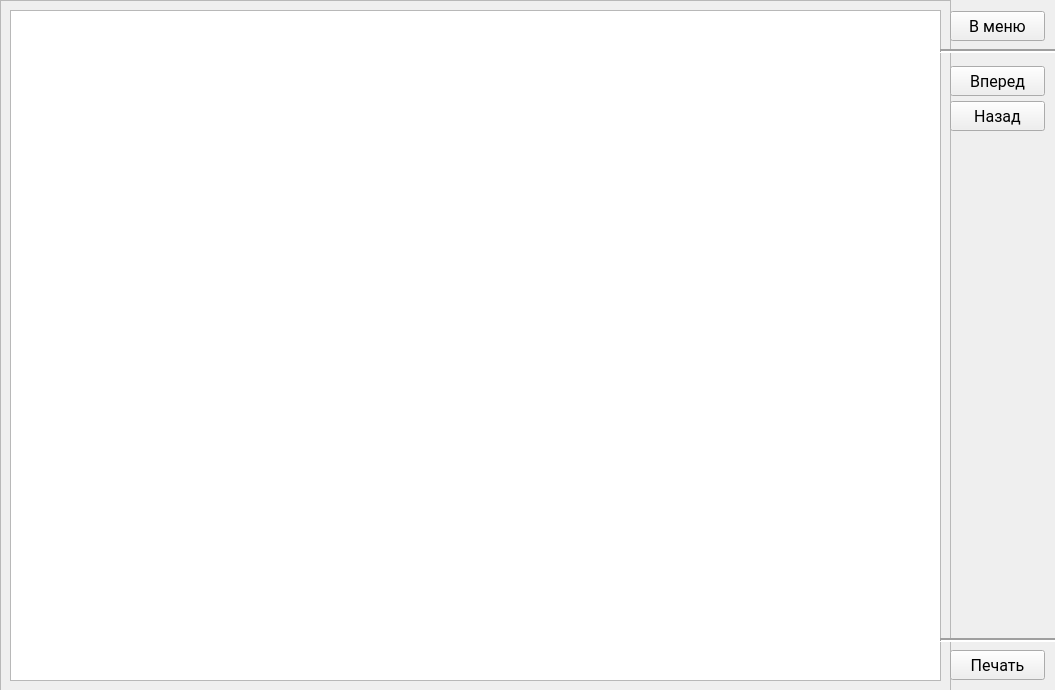
Above: ui/theory_template.ui from vemneyy/educational-practice-gui before the change. Below: the same form after it.
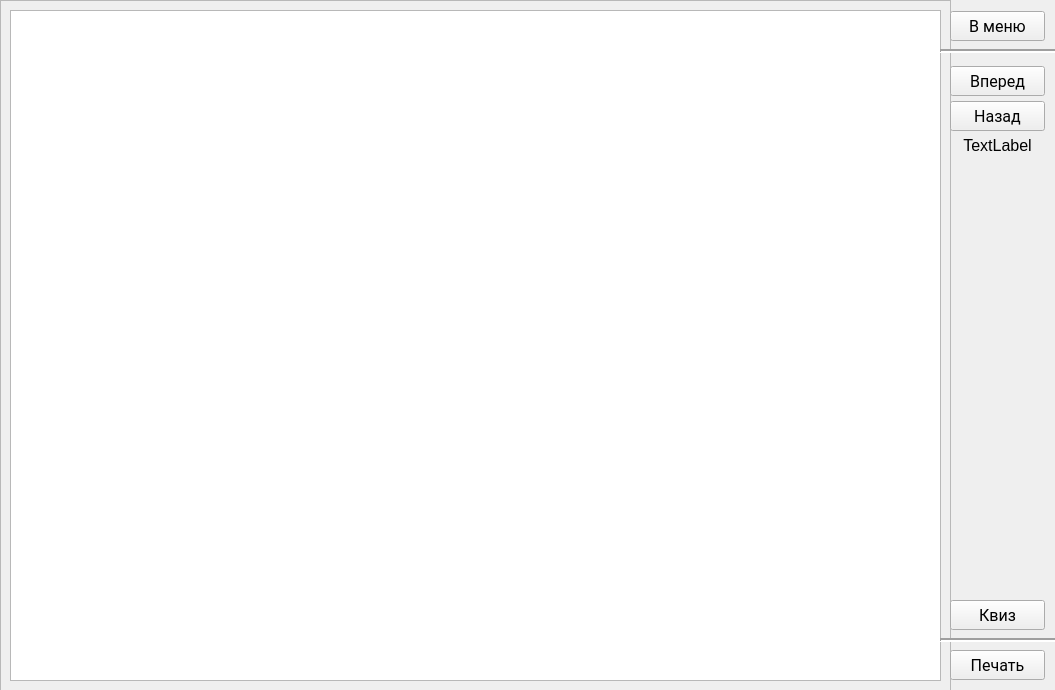
That is the form after the change. Icons and pictures are not drawn.

What changed in the file:
```diff
--- a/ui/theory_template.ui
+++ b/ui/theory_template.ui
@@ -25,6 +25,10 @@
   <property name="windowTitle">
    <string>Закон Ома</string>
   </property>
+  <property name="windowIcon">
+   <iconset>
+    <normaloff>../images/cap.png</normaloff>../images/cap.png</iconset>
+  </property>
   <widget class="QWidget" name="centralwidget">
    <widget class="QScrollArea" name="scrollArea">
     <property name="geometry">
@@ -50,6 +54,11 @@
      <layout class="QVBoxLayout" name="verticalLayout_2">
       <item>
        <widget class="QTextBrowser" name="textBrowser">
+        <property name="font">
+         <font>
+          <stylestrategy>PreferDefault</stylestrategy>
+         </font>
+        </property>
         <property name="html">
          <string>&lt;!DOCTYPE HTML PUBLIC &quot;-//W3C//DTD HTML 4.0//EN&quot; &quot;http://www.w3.org/TR/REC-html40/strict.dtd&quot;&gt;
 &lt;html&gt;&lt;head&gt;&lt;meta name=&quot;qrichtext&quot; content=&quot;1&quot; /&gt;&lt;style type=&quot;text/css&quot;&gt;
@@ -57,6 +66,9 @@
 &lt;/style&gt;&lt;/head&gt;&lt;body style=&quot; font-family:'MS Shell Dlg 2'; font-size:7.8pt; font-weight:400; font-style:normal;&quot;&gt;
 &lt;p style=&quot;-qt-paragraph-type:empty; margin-top:0px; margin-bottom:0px; margin-left:0px; margin-right:0px; -qt-block-indent:0; text-indent:0px; font-size:8pt;&quot;&gt;&lt;br /&gt;&lt;/p&gt;&lt;/body&gt;&lt;/html&gt;</string>
         </property>
+        <property name="textInteractionFlags">
+         <set>Qt::LinksAccessibleByKeyboard|Qt::LinksAccessibleByMouse</set>
+        </property>
        </widget>
       </item>
      </layout>
@@ -176,6 +188,46 @@
      <enum>Qt::Horizontal</enum>
     </property>
    </widget>
+   <widget class="QLabel" name="labelPage">
+    <property name="geometry">
+     <rect>
+      <x>950</x>
+      <y>130</y>
+      <width>95</width>
+      <height>30</height>
+     </rect>
+    </property>
+    <property name="font">
+     <font>
+      <pointsize>12</pointsize>
+     </font>
+    </property>
+    <property name="text">
+     <string>TextLabel</string>
+    </property>
+    <property name="alignment">
+     <set>Qt::AlignCenter</set>
+    </property>
+   </widget>
+   <widget class="QPushButton" name="buttonQuiz">
+    <property name="geometry">
+     <rect>
+      <x>950</x>
+      <y>600</y>
+      <width>95</width>
+      <height>30</height>
+     </rect>
+    </property>
+    <property name="font">
+     <font>
+      <family>Roboto</family>
+      <pointsize>12</pointsize>
+     </font>
+    </property>
+    <property name="text">
+     <string>Квиз</string>
+    </property>
+   </widget>
    <zorder>scrollArea</zorder>
    <zorder>buttonForward</zorder>
    <zorder>buttonMain</zorder>
@@ -183,6 +235,8 @@
    <zorder>buttonPrint</zorder>
    <zorder>line</zorder>
    <zorder>line_2</zorder>
+   <zorder>labelPage</zorder>
+   <zorder>buttonQuiz</zorder>
   </widget>
  </widget>
  <resources/>
```
